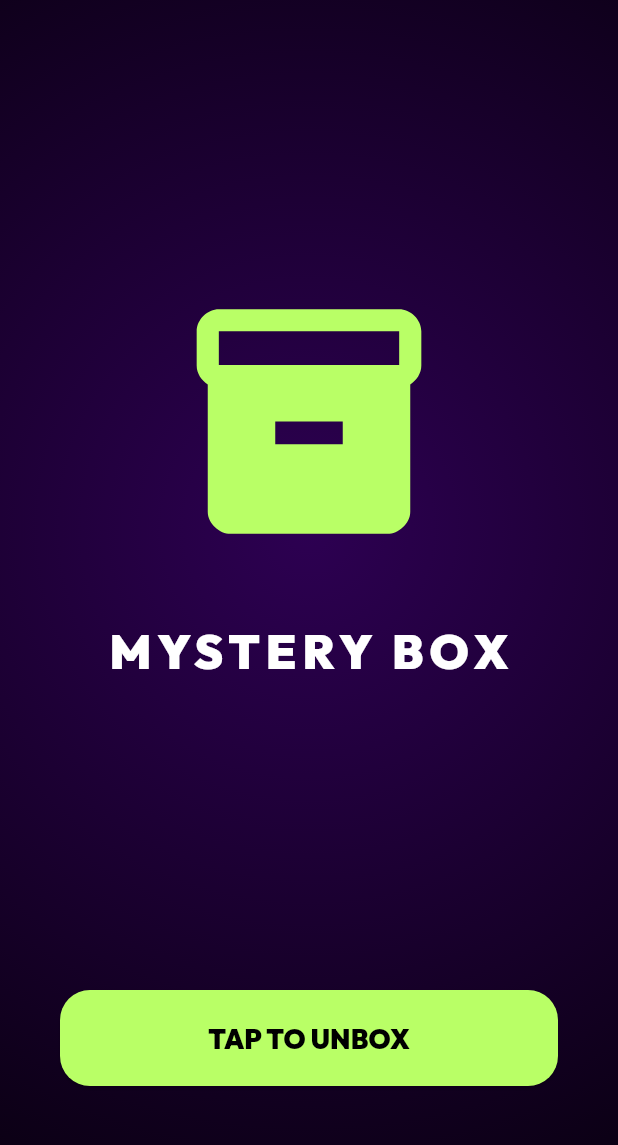
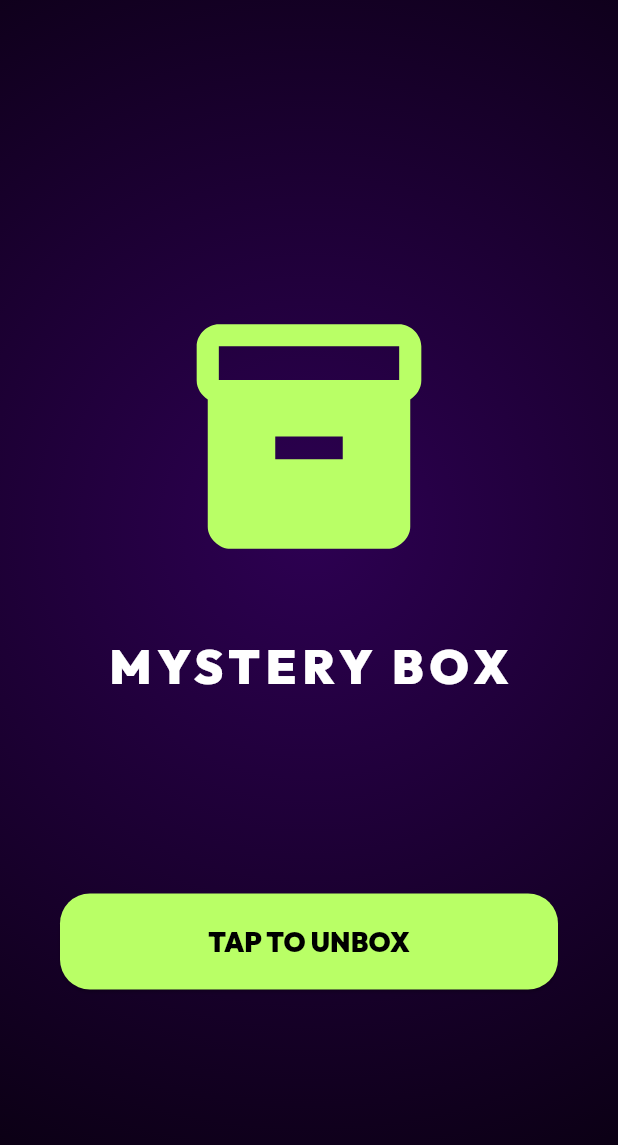
Before and after one commit to TANJIANXIN13/Goxey, a Flutter app: the BlindBoxPage screen opened directly, on a phone screen of 412 x 824 dp, the part 90-1235 px from its top. Run offline on Flutter 3.47's test engine with Material 3 defaults, Android fonts, the phone set to English and light mode, and no system bars; our stand-ins replace animate_do, camera, flutter_lucide, google_fonts, lottie, percent_indicator and 1 more; missing offline and left inert: model_viewer_plus; accounts and stored records are empty.

Commit message:
Add Dimoo blind box

```diff
--- a/lib/pages/blind_box_page.dart
+++ b/lib/pages/blind_box_page.dart
@@ -29,9 +29,25 @@ class _BlindBoxPageState extends State<BlindBoxPage> {
     if (mounted) {
       final appState = Provider.of<AppState>(context, listen: false);
 
-      // Blind Box rewards are not ready yet, so we show a placeholder for the demo
-      _isHidden = false;
-      _revealedAvatarUrl = ""; // No avatar revealed yet
+      // Hidden Logic: 5% chance for demo (1/20)
+      _isHidden = (DateTime.now().millisecond % 20 == 0);
+
+      // Distribute rewards only for Dimoo (our active demo series)
+      if (widget.seriesName == "Dimoo") {
+        if (_isHidden) {
+          _revealedAvatarUrl = "assets/avatars/dimoo/dimoo_hidden.png";
+        } else {
+          List<String> pool = [
+            "assets/avatars/dimoo/dimoo_new_1.png",
+            "assets/avatars/dimoo/dimoo_new_2.png",
+            "assets/avatars/dimoo/dimoo_new_3.png",
+            "assets/avatars/dimoo/dimoo_new_4.png",
+          ];
+          _revealedAvatarUrl = (pool..shuffle()).first;
+        }
+      } else {
+        _revealedAvatarUrl = ""; // GoXey and others are coming soon
+      }
 
       await appState.openBlindBox();
 
@@ -52,15 +68,25 @@ class _BlindBoxPageState extends State<BlindBoxPage> {
             center: Alignment.center,
             radius: 1.5,
             colors: _isHidden
-              ? [const Color(0xFFFFD700).withOpacity(0.3), Colors.black] // Golden glow for hidden
+              ? [const Color(0xFFFFD700).withOpacity(0.3), Colors.black]
               : [const Color(0xFF2D0052), Colors.black],
           ),
         ),
         child: SafeArea(
+          child: LayoutBuilder(
+            builder: (context, constraints) {
+              return SingleChildScrollView(
+                physics: const BouncingScrollPhysics(),
+                child: ConstrainedBox(
+                  constraints: BoxConstraints(minHeight: constraints.maxHeight),
+                  child: Padding(
+                    padding: const EdgeInsets.symmetric(vertical: 20),
                     child: Column(
+                      mainAxisAlignment: MainAxisAlignment.spaceBetween,
                       children: [
+                        // Top Bar
                         Padding(
-                padding: const EdgeInsets.all(20.0),
+                          padding: const EdgeInsets.symmetric(horizontal: 20),
                           child: Row(
                             mainAxisAlignment: MainAxisAlignment.spaceBetween,
                             children: [
@@ -87,7 +113,9 @@ class _BlindBoxPageState extends State<BlindBoxPage> {
                             ],
                           ),
                         ),
-              const Spacer(),
+
+                        const SizedBox(height: 40),
+                        const SizedBox(height: 20),
 
                   if (!_isRevealed) ...[
                     ZoomIn(
@@ -101,20 +129,10 @@ class _BlindBoxPageState extends State<BlindBoxPage> {
                             )
                           else
                             Lottie.network(
-                          'https://lottie.host/6168532c-3543-4414-8789-940733835697/xYmR7H5S0I.json', // More stable confetti/opening
+                              'https://lottie.host/6168532c-3543-4414-8789-940733835697/xYmR7H5S0I.json',
                               repeat: false,
                               height: 300,
-                          errorBuilder: (context, error, stackTrace) {
-                            return const SizedBox(
-                              height: 300,
-                              child: Center(
-                                child: CircularProgressIndicator(
-                                  color: GoXeyColors.neonLime,
-                                  strokeWidth: 4,
-                                ),
-                              ),
-                            );
-                          },
+                              errorBuilder: (context, error, stackTrace) => const SizedBox(height: 300, child: Center(child: CircularProgressIndicator(color: GoXeyColors.neonLime))),
                             ),
                           const SizedBox(height: 40),
                           Text(
@@ -149,7 +167,10 @@ class _BlindBoxPageState extends State<BlindBoxPage> {
                               "NORMAL EDITION",
                               style: TextStyle(color: Colors.white38, fontWeight: FontWeight.bold, fontSize: 12, letterSpacing: 2),
                             ),
+
                           const SizedBox(height: 30),
+
+                          if (_revealedAvatarUrl.isEmpty)
                             SizedBox(
                               height: 400,
                               child: Center(
@@ -176,21 +197,30 @@ class _BlindBoxPageState extends State<BlindBoxPage> {
                                   ],
                                 ),
                               ),
+                            )
+                          else
+                            Column(
+                              children: [
+                                SizedBox(
+                                  height: 400,
+                                  child: AvatarViewer(modelUrl: _revealedAvatarUrl),
                                 ),
                                 const SizedBox(height: 20),
                                 Text(
-                        "TEASER UNLOCKED!",
+                                  _isHidden ? "LEGENDARY PULL!" : "Sweet Catch!",
                                   style: const TextStyle(color: Colors.white, fontSize: 24, fontWeight: FontWeight.bold),
+                                ),
+                              ],
                             ),
                         ],
                       ),
                     ),
                   ],
 
-              const Spacer(),
+                  const SizedBox(height: 40),
 
                   Padding(
-                padding: const EdgeInsets.all(40.0),
+                    padding: const EdgeInsets.symmetric(horizontal: 40),
                     child: Column(
                       children: [
                         if (!_isRevealed)
@@ -204,8 +234,6 @@ class _BlindBoxPageState extends State<BlindBoxPage> {
                             child: const Text("TAP TO UNBOX", style: TextStyle(color: Colors.black, fontSize: 18, fontWeight: FontWeight.w900)),
                           )
                         else
-                      Column(
-                        children: [
                           Row(
                             children: [
                               Expanded(
@@ -237,10 +265,14 @@ class _BlindBoxPageState extends State<BlindBoxPage> {
                           ),
                       ],
                     ),
+                  ),
+                  const SizedBox(height: 40),
                 ],
               ),
             ),
-            ],
+          ),
+        );
+      },
     ),
   ),
 ),
--- a/pubspec.yaml
+++ b/pubspec.yaml
@@ -70,6 +70,7 @@ flutter:
   # To add assets to your application, add an assets section, like this:
   assets:
     - assets/avatars/
+    - assets/avatars/dimoo/
     - assets/series/
 
   # An image asset can refer to one or more resolution-specific "variants", see
```
Also changed, not shown: lib/pages/dashboard_page.dart (+10 -7 lines), assets/avatars/dimoo/dimoo_hidden.png (added), assets/avatars/dimoo/dimoo_new_1.png (added), assets/avatars/dimoo/dimoo_new_2.png (added), assets/avatars/dimoo/dimoo_new_3.png (added), assets/avatars/dimoo/dimoo_new_4.png (added). Lines whose indentation alone changed are shown as unchanged.
